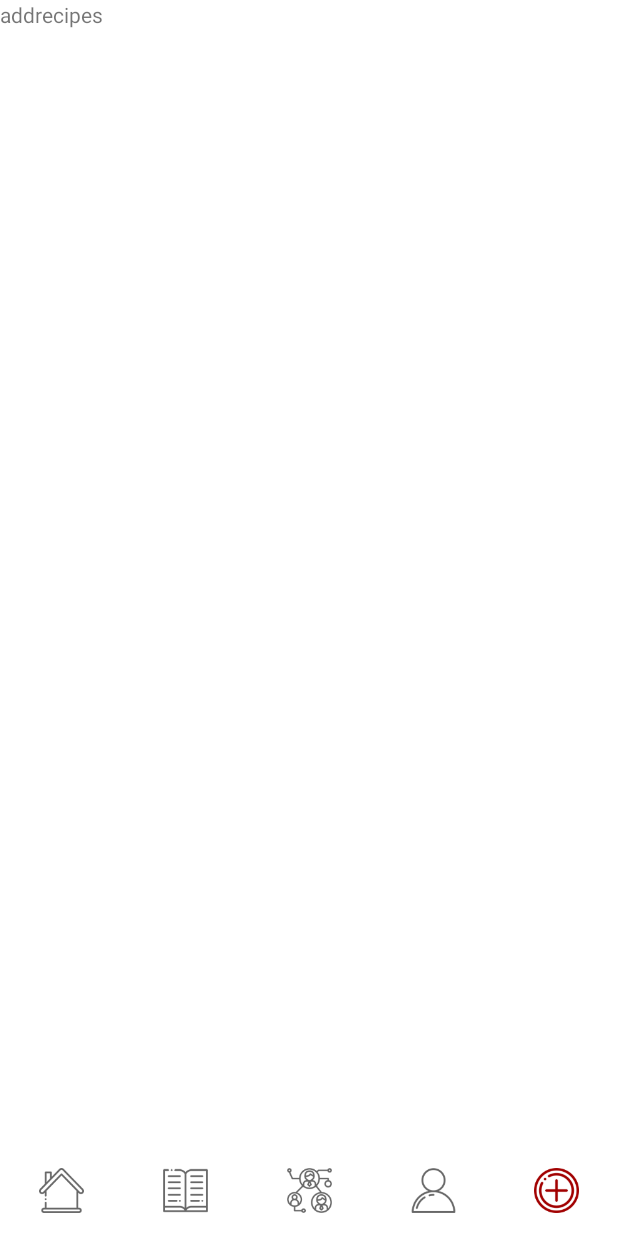
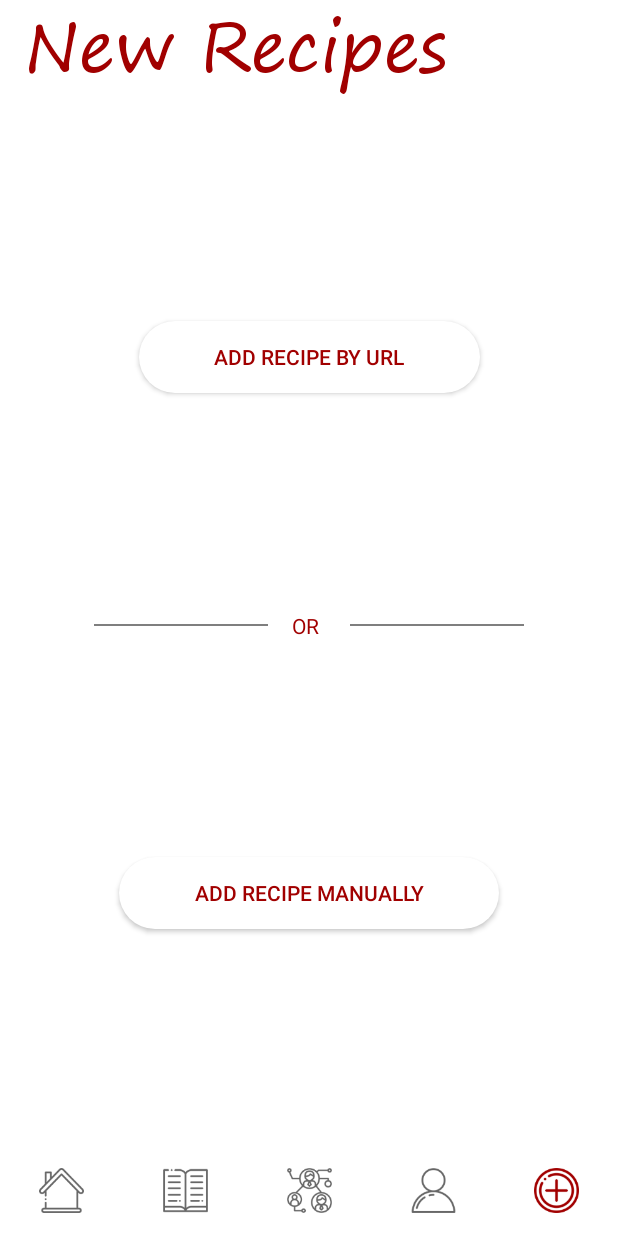
Before and after one commit to JohanneBoisvilliers/CookBook, an Android app: the screen it shows after launch (MainActivity), item 5 of the bottom bar chosen, on a phone screen of 412 x 824 dp. Run offline under Robolectric (Android 15) with nearby library versions, the phone set to English and light mode, and no system bars; our stand-ins replace ButterKnife.

Commit message:
add base UI for adding recipes

```diff
--- /dev/null
+++ b/app/src/main/res/drawable/background_white_button.xml
@@ -0,0 +1,6 @@
+<?xml version="1.0" encoding="utf-8"?>
+<shape xmlns:android="http://schemas.android.com/apk/res/android"
+    android:shape="rectangle">
+    <solid android:color="@color/colorPrimary" />
+    <corners android:radius="30dp" />
+</shape>
--- a/app/src/main/res/layout/fragment_add_recipe.xml
+++ b/app/src/main/res/layout/fragment_add_recipe.xml
@@ -1,14 +1,88 @@
 <?xml version="1.0" encoding="utf-8"?>
-<FrameLayout xmlns:android="http://schemas.android.com/apk/res/android"
+<androidx.constraintlayout.widget.ConstraintLayout xmlns:android="http://schemas.android.com/apk/res/android"
     xmlns:tools="http://schemas.android.com/tools"
     android:layout_width="match_parent"
     android:layout_height="match_parent"
-    tools:context=".addRecipePage.addRecipeFragment">
+    xmlns:app="http://schemas.android.com/apk/res-auto"
+    tools:context=".addRecipePage.AddRecipeFragment">
 
-    <!-- TODO: Update blank fragment layout -->
     <TextView
-        android:layout_width="match_parent"
-        android:layout_height="match_parent"
-        android:text="addrecipes" />
+        android:id="@+id/new_recipe_title"
+        android:layout_width="wrap_content"
+        android:layout_height="wrap_content"
+        android:text="@string/add_recipe_title"
+        android:textSize="@dimen/title_size"
+        android:textColor="@color/colorAccent"
+        android:fontFamily="@font/segoepr"
+        android:layout_marginTop="@dimen/margin_title"
+        android:layout_marginStart="@dimen/margin_to_border"
+        app:layout_constraintLeft_toLeftOf="parent"
+        app:layout_constraintTop_toTopOf="parent" />
 
-</FrameLayout>
+    <Button
+        android:id="@+id/url_button"
+        android:layout_width="wrap_content"
+        android:layout_height="wrap_content"
+        android:background="@drawable/background_white_button"
+        app:layout_constraintLeft_toLeftOf="parent"
+        app:layout_constraintRight_toRightOf="parent"
+        app:layout_constraintTop_toBottomOf="@id/new_recipe_title"
+        app:layout_constraintBottom_toTopOf="@id/or_separator_view"
+        android:text="@string/add_recipe_button_url"
+        android:textColor="@color/colorAccent"
+        android:paddingLeft="@dimen/margin_in_button"
+        android:paddingRight="@dimen/margin_in_button" />
+
+    <LinearLayout
+        android:id="@+id/or_separator_view"
+        android:layout_width="fill_parent"
+        android:layout_height="wrap_content"
+        android:orientation="horizontal"
+        android:gravity="center"
+        app:layout_constraintLeft_toLeftOf="parent"
+        app:layout_constraintRight_toRightOf="parent"
+        app:layout_constraintTop_toBottomOf="@id/url_button"
+        app:layout_constraintBottom_toTopOf="@id/mannually_button"
+        android:weightSum="3">
+
+        <View
+            android:layout_width="0dp"
+            android:layout_weight="1"
+            android:layout_height="1dp"
+            android:background="#80000000"
+            android:layout_marginStart="@dimen/margin_to_border"
+            android:layout_marginEnd="@dimen/margin_to_border" />
+
+        <TextView
+            android:layout_width="0dp"
+            android:layout_weight="0.2"
+            android:layout_height="wrap_content"
+            android:text="@string/or_separator"
+            android:textColor="@color/colorAccent" />
+
+        <View
+            android:layout_width="0dp"
+            android:layout_weight="1"
+            android:layout_height="1dp"
+            android:background="#80000000"
+            android:layout_marginStart="@dimen/margin_to_border"
+            android:layout_marginEnd="@dimen/margin_to_border" />
+
+    </LinearLayout>
+
+    <Button
+        android:id="@+id/mannually_button"
+        android:layout_width="wrap_content"
+        android:layout_height="wrap_content"
+        android:background="@drawable/background_white_button"
+        app:layout_constraintLeft_toLeftOf="parent"
+        app:layout_constraintRight_toRightOf="parent"
+        app:layout_constraintTop_toBottomOf="@id/or_separator_view"
+        app:layout_constraintBottom_toBottomOf="parent"
+        android:text="@string/add_recipe_button_manually"
+        android:textColor="@color/colorAccent"
+        android:paddingLeft="@dimen/margin_in_button"
+        android:paddingRight="@dimen/margin_in_button" />
+
+
+</androidx.constraintlayout.widget.ConstraintLayout>
--- a/app/src/main/res/values/dimen.xml
+++ b/app/src/main/res/values/dimen.xml
@@ -2,6 +2,7 @@
 <resources>
     <!--GENERAL-->
     <dimen name="margin_to_border">16dp</dimen>
+    <dimen name="margin_in_button">50dp</dimen>
     <!--MAIN ACTIVITY-->
     <dimen name="bottom_bar_height">60dp</dimen>
     <dimen name="icon_bottom_bar">30dp</dimen>
--- a/app/src/main/res/values/strings.xml
+++ b/app/src/main/res/values/strings.xml
@@ -7,4 +7,10 @@
     <string name="all_recipes_title">All Recipes</string>
     <!--PROFILE FRAGMENT-->
     <string name="recipe_description">RECIPES :</string>
+    <!--ADD RECIPES FRAGMENT-->
+    <string name="add_recipe_title">New Recipes</string>
+    <string name="hint_add_recipe_url">Recipe URL</string>
+    <string name="or_separator">OR</string>
+    <string name="add_recipe_button_url">ADD RECIPE BY URL</string>
+    <string name="add_recipe_button_manually">ADD RECIPE MANUALLY</string>
 </resources>
```
